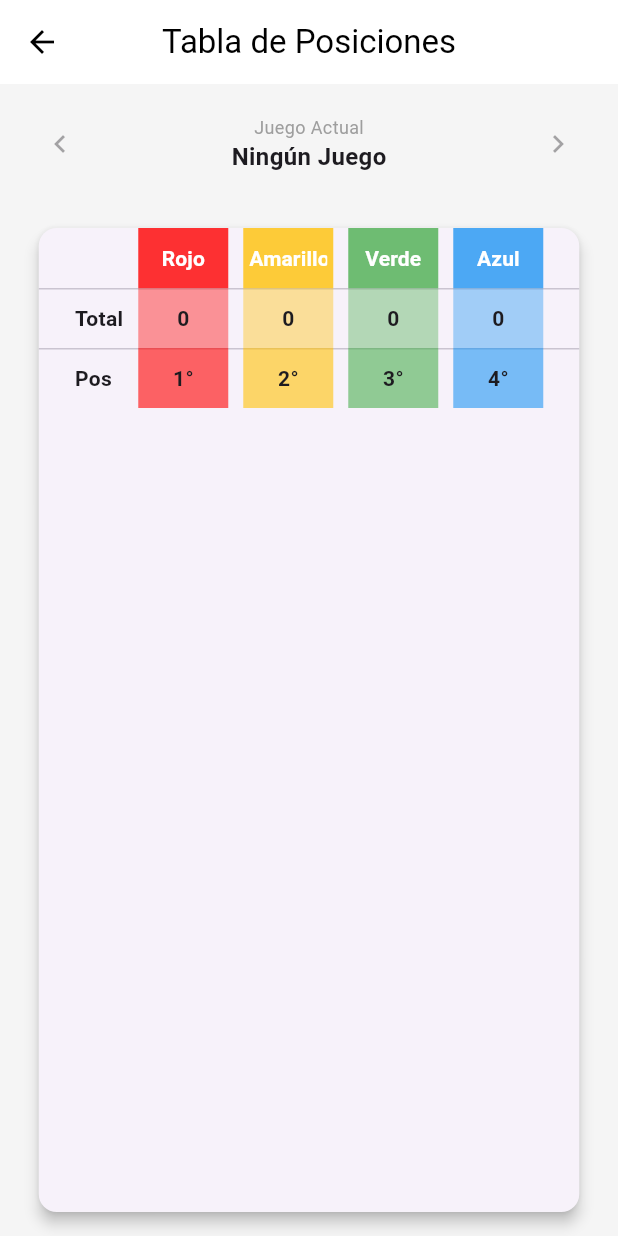
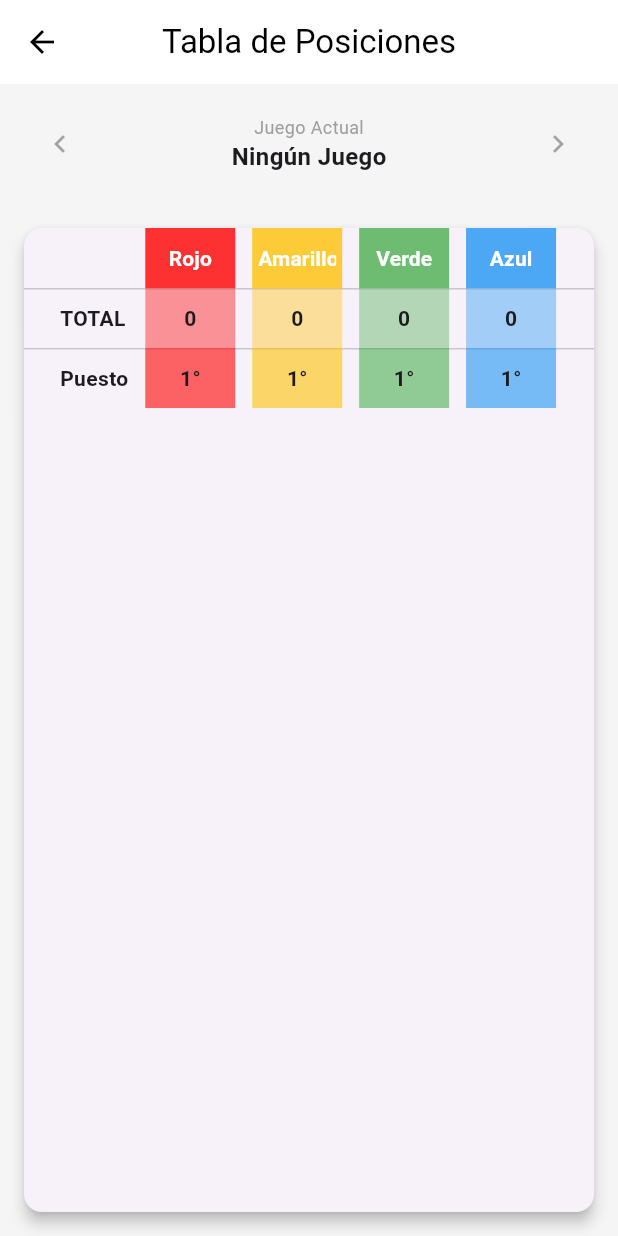
Before and after one commit to EbenCT/awana_games, a Flutter app: the StandingsScreen screen opened by its route, on a phone screen of 412 x 824 dp. Run offline on Flutter 3.47's test engine with Material 3 defaults, Android fonts, the light colour scheme and no system bars.

Commit message:
Mejorada la logica de puntuacion

```diff
--- a/lib/config/constants.dart
+++ b/lib/config/constants.dart
@@ -1,8 +1,8 @@
 // lib/config/constants.dart
 class AppConstants {
-  static const String appName = 'Awana Games';
-  static const int totalGames = 5;
-  static const int maxRoundPoints = 20;
+  static const String appName = 'Tiempo de juegos';
+  static const int totalGames = 10;
+  static const int maxRoundPoints = 50;
 
   static const List<String> gameNames = [
     'Tumbando el Pin',
--- a/lib/models/team.dart
+++ b/lib/models/team.dart
@@ -15,7 +15,7 @@ class Team {
     this.totalScore = 0,
     this.roundPoints = 0,
     List<int?>? gameScores,
-  }) : this.gameScores = gameScores ?? List.filled(5, null);
+  }) : gameScores = gameScores ?? [];
 
   Team copyWith({
     int? totalScore,
--- a/lib/screens/standings_screen.dart
+++ b/lib/screens/standings_screen.dart
@@ -1,3 +1,4 @@
+// lib/screens/standings_screen.dart
 import 'package:flutter/material.dart';
 import 'package:provider/provider.dart';
 import '../models/team.dart';
@@ -19,7 +20,6 @@ class _StandingsScreenState extends State<StandingsScreen> {
   Widget build(BuildContext context) {
     final teamsProvider = Provider.of<TeamsProvider>(context);
     final gameProvider = Provider.of<GameProvider>(context);
-
     final games = gameProvider.games;
     final teams = teamsProvider.teams;
 
@@ -80,10 +80,50 @@ class _StandingsScreenState extends State<StandingsScreen> {
   }
 
   Widget _buildStandingsTable(List<Game> games, List<Team> teams) {
+    // Ordenar equipos por puntaje total
     final sortedTeams = List<Team>.from(teams)
       ..sort((a, b) => b.totalScore.compareTo(a.totalScore));
 
-    final List<DataRow> dataRows = [
+    // Calcular posiciones considerando empates
+    final positions = _calculatePositions(sortedTeams);
+
+    return Card(
+      margin: const EdgeInsets.all(16.0),
+      child: LayoutBuilder(
+        builder: (context, constraints) {
+          return SingleChildScrollView(
+            scrollDirection: Axis.vertical,
+            child: SingleChildScrollView(
+              scrollDirection: Axis.horizontal,
+              child: ConstrainedBox(
+                constraints: BoxConstraints(
+                  minWidth: constraints.maxWidth,
+                ),
+                child: DataTable(
+                  columnSpacing: 10.0,
+                  headingRowHeight: 40.0,
+                  dataRowHeight: 40.0,
+                  columns: [
+                    const DataColumn(label: Text('')),
+                    ...sortedTeams.map((team) => DataColumn(
+                      label: Container(
+                        width: 60,
+                        color: team.teamColor.withOpacity(0.8),
+                        padding: const EdgeInsets.all(4.0),
+                        child: Center(
+                          child: Text(
+                            team.name,
+                            style: const TextStyle(
+                              color: Colors.white,
+                              fontWeight: FontWeight.bold,
+                            ),
+                          ),
+                        ),
+                      ),
+                    )),
+                  ],
+                  rows: [
+                    // Filas para cada juego
                     for (int i = 0; i < games.length; i++)
                       DataRow(
                         cells: [
@@ -110,9 +150,13 @@ class _StandingsScreenState extends State<StandingsScreen> {
                           )),
                         ],
                       ),
+                    // Fila de totales
                     DataRow(
                       cells: [
-          const DataCell(Text('Total', style: TextStyle(fontWeight: FontWeight.bold))),
+                        const DataCell(Text(
+                          'TOTAL',
+                          style: TextStyle(fontWeight: FontWeight.bold),
+                        )),
                         ...sortedTeams.map((team) => DataCell(
                           Container(
                             width: 60,
@@ -126,58 +170,54 @@ class _StandingsScreenState extends State<StandingsScreen> {
                         )),
                       ],
                     ),
+                    // Fila de posiciones
                     DataRow(
                       cells: [
-          const DataCell(Text('Pos', style: TextStyle(fontWeight: FontWeight.bold))),
-          ...sortedTeams.asMap().entries.map((entry) {
-            final index = entry.key;
-            final team = entry.value;
-            return DataCell(
+                        const DataCell(Text(
+                          'Puesto',
+                          style: TextStyle(fontWeight: FontWeight.bold),
+                        )),
+                        ...sortedTeams.map((team) => DataCell(
                           Container(
                             width: 60,
                             color: team.teamColor.withOpacity(0.6),
                             alignment: Alignment.center,
                             child: Text(
-                  '${index + 1}°',
+                              '${positions[team.id]}°',
                               style: const TextStyle(fontWeight: FontWeight.bold),
-                ),
-              ),
-            );
-          }),
-        ],
-      ),
-    ];
-
-    return Card(
-      margin: const EdgeInsets.all(16.0),
-      child: SingleChildScrollView(
-        scrollDirection: Axis.horizontal,
-        child: DataTable(
-          columnSpacing: 10.0,
-          headingRowHeight: 40.0,
-          dataRowHeight: 40.0,
-          columns: [
-            const DataColumn(label: Text('')),
-            ...sortedTeams.map((team) => DataColumn(
-                  label: Container(
-                    width: 60,
-                    color: team.teamColor.withOpacity(0.8),
-                    padding: const EdgeInsets.all(4.0),
-                    child: Center(
-                      child: Text(
-                        team.name,
-                        style: const TextStyle(
-                          color: Colors.white,
-                          fontWeight: FontWeight.bold,
-                        ),
-                      ),
                             ),
                           ),
                         )),
                       ],
-          rows: dataRows,
+                    ),
+                  ],
+                ),
               ),
             ),
           );
+        },
+      ),
+    );
+  }
+
+  Map<int, int> _calculatePositions(List<Team> sortedTeams) {
+    Map<int, int> positions = {};
+    int currentPosition = 1;
+    int teamsWithSameScore = 1;
+
+    for (int i = 0; i < sortedTeams.length; i++) {
+      if (i > 0 && sortedTeams[i].totalScore == sortedTeams[i - 1].totalScore) {
+        // Si el puntaje es igual al anterior, mantener la misma posición
+        positions[sortedTeams[i].id] = positions[sortedTeams[i - 1].id]!;
+        teamsWithSameScore++;
+      } else {
+        // Si el puntaje es diferente, asignar la siguiente posición
+        positions[sortedTeams[i].id] = currentPosition;
+        currentPosition = i + teamsWithSameScore + 1;
+        teamsWithSameScore = 1;
       }
     }
+
+    return positions;
+  }
+}
```
Also changed, not shown: lib/providers/teams_provider.dart (+4 -5 lines), lib/screens/score_counter_screen.dart (+14 -7 lines). Lines whose indentation alone changed are shown as unchanged.
